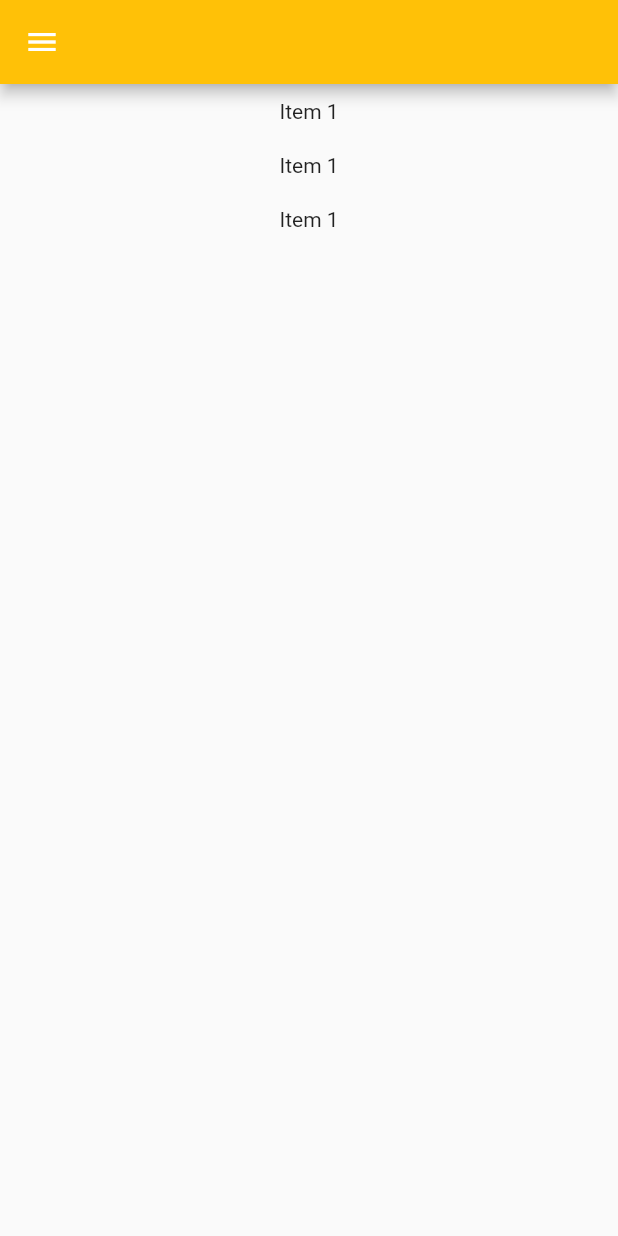
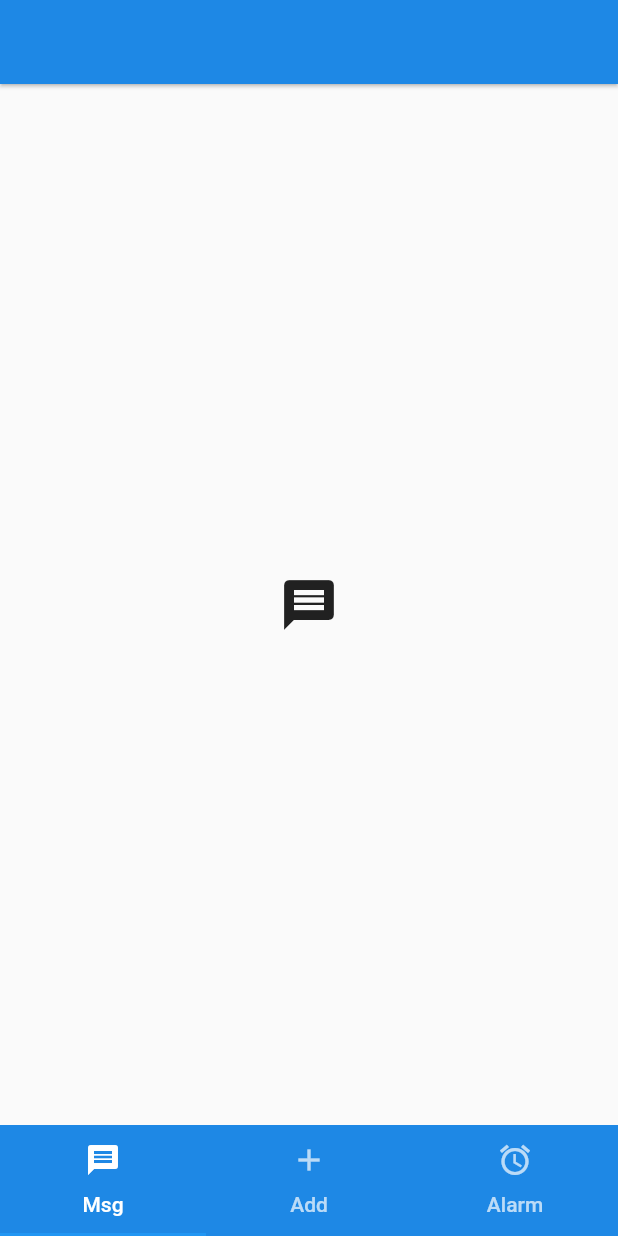
Before and after one commit to Soumitra-Mandal/Flutter_music_player, a Flutter app: the screen it shows after launch, on a phone screen of 412 x 824 dp. Run offline on Flutter 3.47's test engine with Material 2 defaults, Android fonts, the light colour scheme and no system bars.

Commit message:
tabs added

```diff
--- a/lib/main.dart
+++ b/lib/main.dart
@@ -4,8 +4,66 @@ void main() async {
   runApp(const MyApp());
 }
 
-class MyApp extends StatelessWidget {
+class MyApp extends StatefulWidget {
   const MyApp({Key? key}) : super(key: key);
+
+  @override
+  State<MyApp> createState() => _MyAppState();
+}
+
+class _MyAppState extends State<MyApp> with SingleTickerProviderStateMixin {
+  late TabController _tabController;
+
+  static const _pages = <Widget>[
+    Center(
+      child: Icon(
+        Icons.message,
+        size: 40,
+      ),
+    ),
+    Center(
+      child: Icon(
+        Icons.add,
+        size: 40,
+      ),
+    ),
+    Center(
+      child: Icon(
+        Icons.alarm,
+        size: 40,
+      ),
+    )
+  ];
+
+  static const _tabs = <Tab>[
+    Tab(
+      icon: Icon(Icons.message),
+      text: 'Msg',
+    ),
+    Tab(
+      icon: Icon(Icons.add),
+      text: 'Add',
+    ),
+    Tab(
+      icon: Icon(Icons.alarm),
+      text: 'Alarm',
+    ),
+  ];
+
+  @override
+  void initState() {
+    super.initState();
+    _tabController = TabController(
+      length: _pages.length,
+      vsync: this,
+    );
+  }
+
+  @override
+  void dispose() {
+    super.dispose();
+    _tabController.dispose();
+  }
 
   @override
   Widget build(BuildContext context) {
@@ -13,50 +71,19 @@ class MyApp extends StatelessWidget {
       debugShowCheckedModeBanner: false,
       home: Scaffold(
         appBar: AppBar(
-          backgroundColor: Colors.amber,
+          elevation: 1,
+          backgroundColor: Colors.blue[600],
         ),
-        drawer: Drawer(
-          child: Column(
-            mainAxisAlignment: MainAxisAlignment.start,
-            children: const [
-              Text('Row 1'),
-              Text("Row 2"),
-              Text('Row 3'),
-            ],
+        body: TabBarView(
+          children: _pages,
+          controller: _tabController,
+        ),
+        bottomNavigationBar: Material(
+          color: Colors.blue[600],
+          child: TabBar(
+            tabs: _tabs,
+            controller: _tabController,
           ),
-        ),
-        body: Column(
-          mainAxisAlignment: MainAxisAlignment.start,
-          crossAxisAlignment: CrossAxisAlignment.center,
-          children: [
-            Row(
-              mainAxisAlignment: MainAxisAlignment.center,
-              children: const [
-                Padding(
-                  padding: EdgeInsets.all(10.0),
-                  child: Text("Item 1"),
-                ),
-              ],
-            ),
-            Row(
-              mainAxisAlignment: MainAxisAlignment.center,
-              children: const [
-                Padding(
-                  padding: EdgeInsets.all(10.0),
-                  child: Text("Item 1"),
-                ),
-              ],
-            ),
-            Row(
-              mainAxisAlignment: MainAxisAlignment.center,
-              children: const [
-                Padding(
-                  padding: EdgeInsets.all(10.0),
-                  child: Text("Item 1"),
-                ),
-              ],
-            ),
-          ],
         ),
       ),
     );
```
